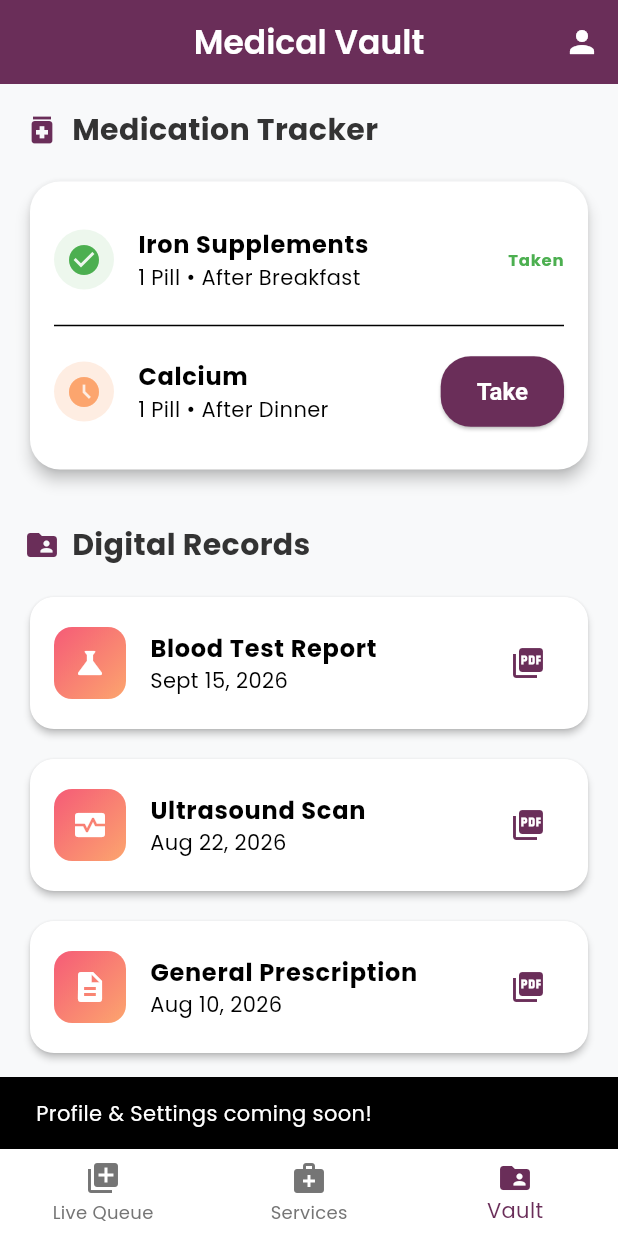
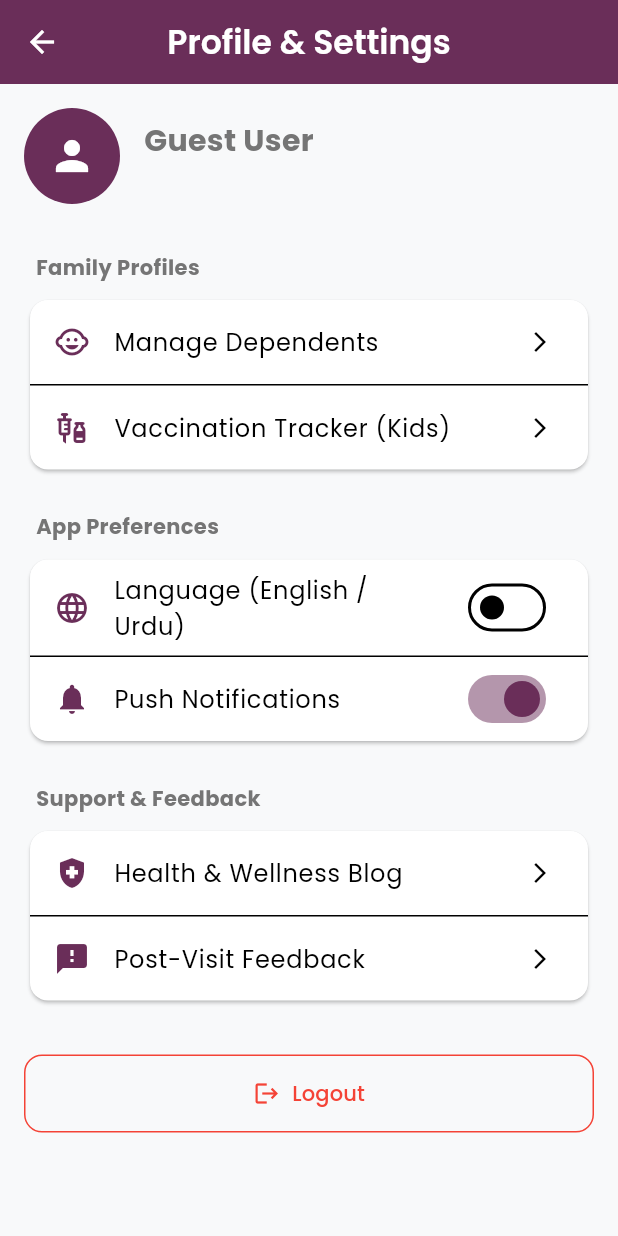
Before and after one commit to muhammadjamalmatloob/Clinic_App, a Flutter app: the PatientVaultScreen screen opened by its route, after a tap on the "person" icon, on a phone screen of 412 x 824 dp. Run offline on Flutter 3.47's test engine with Material 3 defaults, Android fonts, the light colour scheme and no system bars; our stand-ins replace flutter_riverpod, flutter_svg, go_router, google_fonts.

Commit message:
Some change

```diff
--- a/frontend/lib/presentation/router/app_router.dart
+++ b/frontend/lib/presentation/router/app_router.dart
@@ -12,6 +12,7 @@ import '../screens/staff/staff_desk_screen.dart';
 import '../screens/staff/staff_analytics_screen.dart';
 import '../screens/staff/staff_shell.dart';
 import '../screens/common/coming_soon_screen.dart';
+import '../screens/common/profile_settings_screen.dart';
 
 final GlobalKey<NavigatorState> _rootNavigatorKey = GlobalKey<NavigatorState>(debugLabel: 'root');
 final GlobalKey<NavigatorState> _patientShellNavigatorKey = GlobalKey<NavigatorState>(debugLabel: 'patientShell');
@@ -28,6 +29,10 @@ final GoRouter appRouter = GoRouter(
     GoRoute(
       path: '/auth',
       builder: (context, state) => const AuthScreen(),
+    ),
+    GoRoute(
+      path: '/profile',
+      builder: (context, state) => const ProfileSettingsScreen(),
     ),
     // PATIENT APP ROUTES
     ShellRoute(
--- /dev/null
+++ b/frontend/lib/presentation/screens/common/profile_settings_screen.dart
@@ -0,0 +1,167 @@
+import 'package:flutter/material.dart';
+import 'package:flutter_riverpod/flutter_riverpod.dart';
+import 'package:go_router/go_router.dart';
+import '../../../core/constants/colors.dart';
+import '../../providers/auth_provider.dart';
+
+class ProfileSettingsScreen extends ConsumerStatefulWidget {
+  const ProfileSettingsScreen({super.key});
+
+  @override
+  ConsumerState<ProfileSettingsScreen> createState() => _ProfileSettingsScreenState();
+}
+
+class _ProfileSettingsScreenState extends ConsumerState<ProfileSettingsScreen> {
+  bool _isUrdu = false;
+  bool _notificationsEnabled = true;
+
+  @override
+  Widget build(BuildContext context) {
+    final user = ref.watch(authProvider);
+
+    return Scaffold(
+      appBar: AppBar(
+        title: const Text('Profile & Settings'),
+      ),
+      body: SingleChildScrollView(
+        padding: const EdgeInsets.all(16.0),
+        child: Column(
+          crossAxisAlignment: CrossAxisAlignment.stretch,
+          children: [
+            // User Header
+            Row(
+              children: [
+                const CircleAvatar(
+                  radius: 32,
+                  backgroundColor: AppColors.primaryPlum,
+                  child: Icon(Icons.person, size: 32, color: AppColors.white),
+                ),
+                const SizedBox(width: 16),
+                Expanded(
+                  child: Column(
+                    crossAxisAlignment: CrossAxisAlignment.start,
+                    children: [
+                      Text(
+                        user?.name ?? 'Guest User',
+                        style: const TextStyle(fontSize: 20, fontWeight: FontWeight.bold),
+                      ),
+                      Text(
+                        user?.phoneNumber ?? '',
+                        style: const TextStyle(color: AppColors.textSecondary),
+                      ),
+                    ],
+                  ),
+                ),
+              ],
+            ),
+            const SizedBox(height: 32),
+
+            // Settings Sections
+            _buildSectionHeader('Family Profiles'),
+            Card(
+              shape: RoundedRectangleBorder(borderRadius: BorderRadius.circular(12)),
+              child: Column(
+                children: [
+                  ListTile(
+                    leading: const Icon(Icons.child_care, color: AppColors.primaryPlum),
+                    title: const Text('Manage Dependents'),
+                    trailing: const Icon(Icons.arrow_forward_ios, size: 16),
+                    onTap: () {},
+                  ),
+                  const Divider(height: 1),
+                  ListTile(
+                    leading: const Icon(Icons.vaccines, color: AppColors.primaryPlum),
+                    title: const Text('Vaccination Tracker (Kids)'),
+                    trailing: const Icon(Icons.arrow_forward_ios, size: 16),
+                    onTap: () {},
+                  ),
+                ],
+              ),
+            ),
+            const SizedBox(height: 24),
+
+            _buildSectionHeader('App Preferences'),
+            Card(
+              shape: RoundedRectangleBorder(borderRadius: BorderRadius.circular(12)),
+              child: Column(
+                children: [
+                  ListTile(
+                    leading: const Icon(Icons.language, color: AppColors.primaryPlum),
+                    title: const Text('Language (English / Urdu)'),
+                    trailing: Switch(
+                      value: _isUrdu,
+                      onChanged: (val) => setState(() => _isUrdu = val),
+                      activeColor: AppColors.primaryPlum,
+                    ),
+                  ),
+                  const Divider(height: 1),
+                  ListTile(
+                    leading: const Icon(Icons.notifications, color: AppColors.primaryPlum),
+                    title: const Text('Push Notifications'),
+                    trailing: Switch(
+                      value: _notificationsEnabled,
+                      onChanged: (val) => setState(() => _notificationsEnabled = val),
+                      activeColor: AppColors.primaryPlum,
+                    ),
+                  ),
+                ],
+              ),
+            ),
+            const SizedBox(height: 24),
+
+            _buildSectionHeader('Support & Feedback'),
+            Card(
+              shape: RoundedRectangleBorder(borderRadius: BorderRadius.circular(12)),
+              child: Column(
+                children: [
+                  ListTile(
+                    leading: const Icon(Icons.health_and_safety, color: AppColors.primaryPlum),
+                    title: const Text('Health & Wellness Blog'),
+                    trailing: const Icon(Icons.arrow_forward_ios, size: 16),
+                    onTap: () {},
+                  ),
+                  const Divider(height: 1),
+                  ListTile(
+                    leading: const Icon(Icons.feedback, color: AppColors.primaryPlum),
+                    title: const Text('Post-Visit Feedback'),
+                    trailing: const Icon(Icons.arrow_forward_ios, size: 16),
+                    onTap: () {},
+                  ),
+                ],
+              ),
+            ),
+
+            const SizedBox(height: 32),
+            OutlinedButton.icon(
+              onPressed: () {
+                ref.read(authProvider.notifier).logout();
+                context.go('/auth');
+              },
+              icon: const Icon(Icons.logout, color: AppColors.error),
+              label: const Text('Logout', style: TextStyle(color: AppColors.error)),
+              style: OutlinedButton.styleFrom(
+                side: const BorderSide(color: AppColors.error),
+                padding: const EdgeInsets.symmetric(vertical: 16),
+                shape: RoundedRectangleBorder(borderRadius: BorderRadius.circular(12)),
+              ),
+            ),
+          ],
+        ),
+      ),
+    );
+  }
+
+  Widget _buildSectionHeader(String title) {
+    return Padding(
+      padding: const EdgeInsets.only(left: 8, bottom: 8),
+      child: Text(
+        title,
+        style: const TextStyle(
+          fontSize: 14,
+          fontWeight: FontWeight.bold,
+          color: AppColors.textSecondary,
+        ),
+      ),
+    );
+  }
+}
--- a/frontend/lib/presentation/screens/patient/patient_dashboard.dart
+++ b/frontend/lib/presentation/screens/patient/patient_dashboard.dart
@@ -24,9 +24,7 @@ class PatientDashboard extends ConsumerWidget {
           IconButton(
             icon: const Icon(Icons.person),
             onPressed: () {
-              ScaffoldMessenger.of(context).showSnackBar(
-                const SnackBar(content: Text('Profile & Settings coming soon!')),
-              );
+              context.push('/profile');
             },
           )
         ],
--- a/frontend/lib/presentation/screens/patient/patient_services_screen.dart
+++ b/frontend/lib/presentation/screens/patient/patient_services_screen.dart
@@ -1,5 +1,6 @@
 import 'package:flutter/material.dart';
 import 'package:flutter_svg/flutter_svg.dart';
+import 'package:go_router/go_router.dart';
 import '../../../core/constants/colors.dart';
 
 class PatientServicesScreen extends StatelessWidget {
@@ -14,9 +15,7 @@ class PatientServicesScreen extends StatelessWidget {
           IconButton(
             icon: const Icon(Icons.person),
             onPressed: () {
-              ScaffoldMessenger.of(context).showSnackBar(
-                const SnackBar(content: Text('Profile & Settings coming soon!')),
-              );
+              context.push('/profile');
             },
           )
         ],
--- a/frontend/lib/presentation/screens/patient/patient_vault_screen.dart
+++ b/frontend/lib/presentation/screens/patient/patient_vault_screen.dart
@@ -1,4 +1,5 @@
 import 'package:flutter/material.dart';
+import 'package:go_router/go_router.dart';
 import '../../../core/constants/colors.dart';
 
 class PatientVaultScreen extends StatelessWidget {
@@ -13,9 +14,7 @@ class PatientVaultScreen extends StatelessWidget {
           IconButton(
             icon: const Icon(Icons.person),
             onPressed: () {
-              ScaffoldMessenger.of(context).showSnackBar(
-                const SnackBar(content: Text('Profile & Settings coming soon!')),
-              );
+              context.push('/profile');
             },
           )
         ],
--- a/frontend/lib/presentation/screens/staff/staff_dashboard.dart
+++ b/frontend/lib/presentation/screens/staff/staff_dashboard.dart
@@ -23,9 +23,7 @@ class StaffDashboard extends ConsumerWidget {
           IconButton(
             icon: const Icon(Icons.settings),
             onPressed: () {
-              ScaffoldMessenger.of(context).showSnackBar(
-                const SnackBar(content: Text('Settings coming soon!')),
-              );
+              context.push('/profile');
             },
           )
         ],
```
